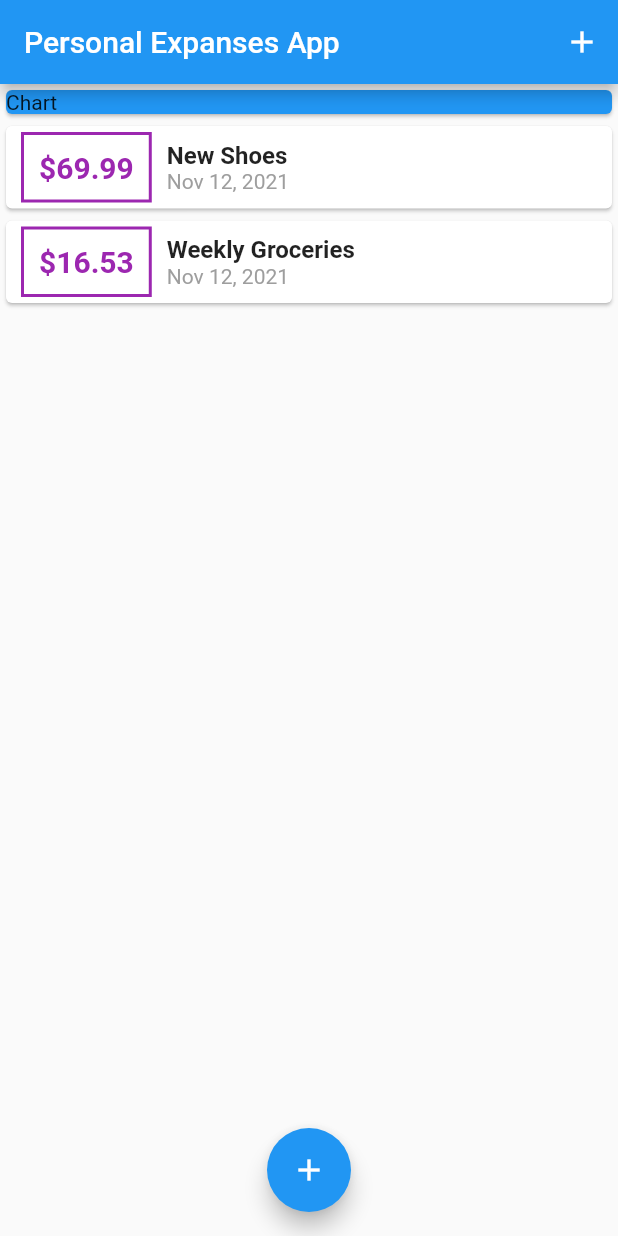
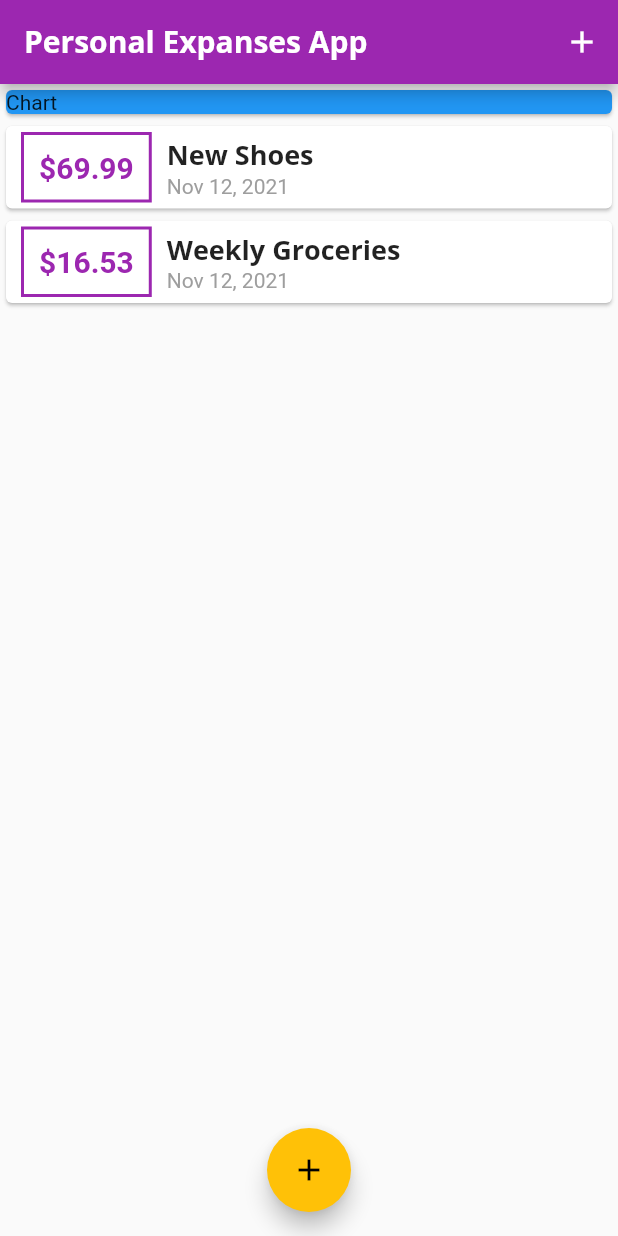
Before and after one commit to khoir-roni/PersonalExpansesApp, a Flutter app: the screen it shows after launch, on a phone screen of 412 x 824 dp. Run offline on Flutter 3.47's test engine with Material 2 defaults, Android fonts, the phone set to English and light mode, and no system bars.

Commit message:
font Styling

```diff
--- a/lib/widgets/new_transaction.dart
+++ b/lib/widgets/new_transaction.dart
@@ -1,5 +1,3 @@
-import 'dart:ffi';
-
 import 'package:flutter/material.dart';
 
 class NewTransaction extends StatefulWidget {
--- a/lib/widgets/transaction_list.dart
+++ b/lib/widgets/transaction_list.dart
@@ -1,7 +1,7 @@
 import 'package:flutter/material.dart';
 import 'package:intl/intl.dart';
 import 'package:personal_expenses_app/models/transaction.dart';
-import 'package:personal_expenses_app/widgets/new_transaction.dart';
+// import 'package:personal_expenses_app/widgets/new_transaction.dart';
 
 class TransactionList extends StatelessWidget {
   final List<Transaction> transaction;
@@ -22,16 +22,16 @@ class TransactionList extends StatelessWidget {
                   margin: EdgeInsets.symmetric(horizontal: 10, vertical: 4),
                   decoration: BoxDecoration(
                     border: Border.all(
-                      color: Colors.purple,
+                      color: Theme.of(context).primaryColor,
                       width: 2,
                     ),
                   ),
                   child: Text(
                     '\$${transaction[index].amount.toStringAsFixed(2)}',
-                    style: const TextStyle(
+                    style: TextStyle(
                       fontSize: 20,
                       fontWeight: FontWeight.bold,
-                      color: Colors.purple,
+                      color: Theme.of(context).primaryColor,
                     ),
                   ),
                 ),
@@ -41,8 +41,9 @@ class TransactionList extends StatelessWidget {
                     children: [
                       Text(
                         transaction[index].title,
-                        style: const TextStyle(
-                            fontSize: 16, fontWeight: FontWeight.bold),
+                        // style: const TextStyle(
+                        //     fontSize: 16, fontWeight: FontWeight.bold),
+                        style: Theme.of(context).textTheme.headline6,
                       ),
                       Text(
                         DateFormat.yMMMd().format(transaction[index].date),
```
Also changed, not shown: lib/main.dart (+20 -0 lines), pubspec.yaml (+16 -6 lines), assets/fonts/OpenSans-Bold.ttf (added), assets/fonts/OpenSans-Regular.ttf (added), assets/fonts/Quicksand-Bold.ttf (added), assets/fonts/Quicksand-Light.ttf (added), assets/fonts/Quicksand-Medium.ttf (added), assets/fonts/Quicksand-Regular.ttf (added), pubspec.lock.
